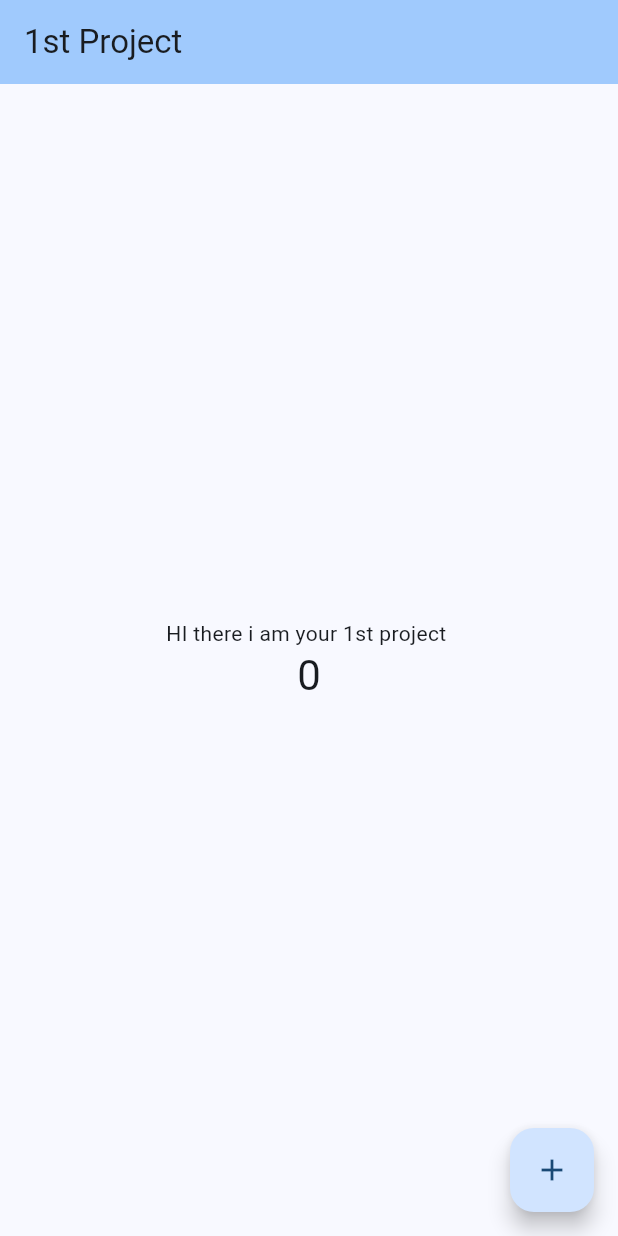
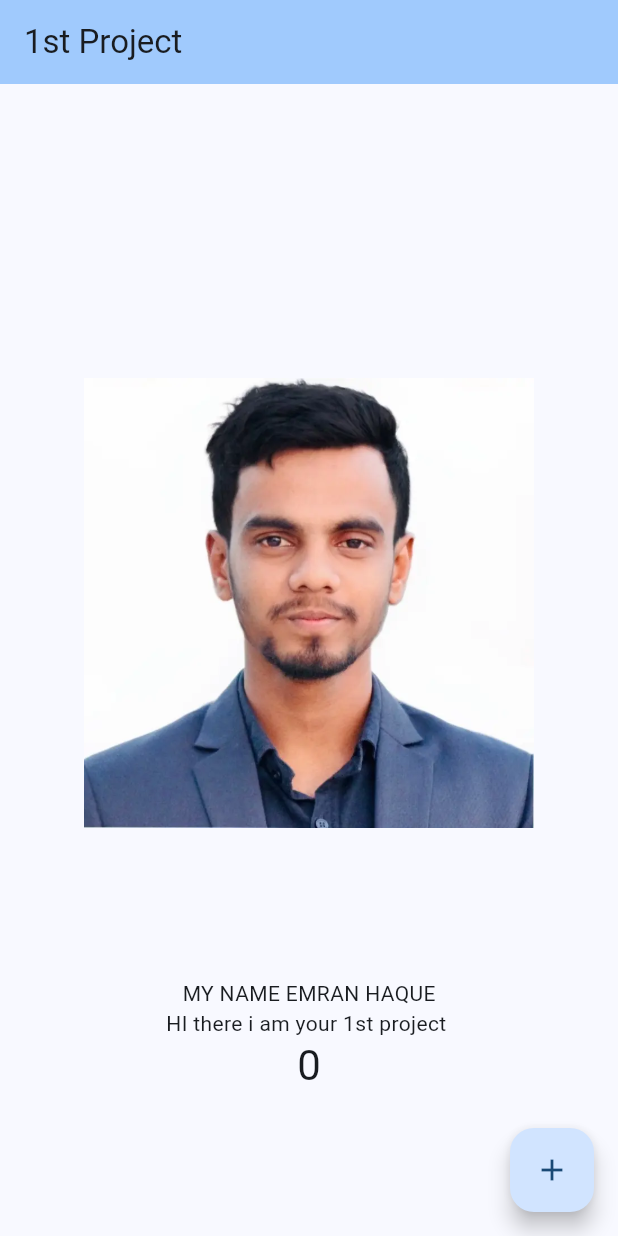
Before and after one commit to Emranrx02/Flutter-Class-Project, a Flutter app: the screen it shows after launch, on a phone screen of 412 x 824 dp. Run offline on Flutter 3.47's test engine with Material 3 defaults, Android fonts, the phone set to English and light mode, and no system bars.

Commit message:
new commit

```diff
--- a/lib/main.dart
+++ b/lib/main.dart
@@ -105,6 +105,14 @@ class _MyHomePageState extends State<MyHomePage> {
           // wireframe for each widget.
           mainAxisAlignment: MainAxisAlignment.center,
           children: <Widget>[
+            Image.asset(
+              'assets/img.png',
+              height: 500,
+              width: 300,
+            ),
+            const Text(
+              'MY NAME EMRAN HAQUE',
+            ),
             const Text(
               'HI there i am your 1st project ',
             ),
--- a/pubspec.yaml
+++ b/pubspec.yaml
@@ -61,7 +61,8 @@ flutter:
   # assets:
   #   - images/a_dot_burr.jpeg
   #   - images/a_dot_ham.jpeg
-
+  assets:
+    - assets/
   # An image asset can refer to one or more resolution-specific "variants", see
   # https://flutter.dev/to/resolution-aware-images
 
```
Also changed, not shown: assets/img.png (added).
